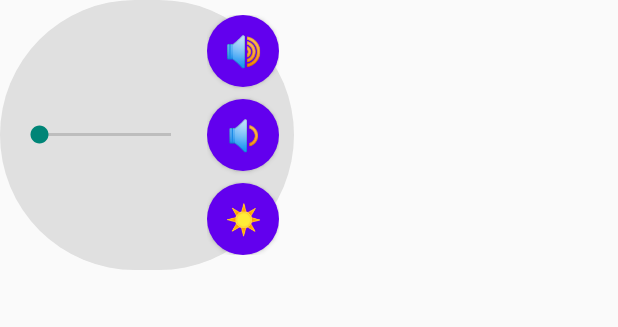
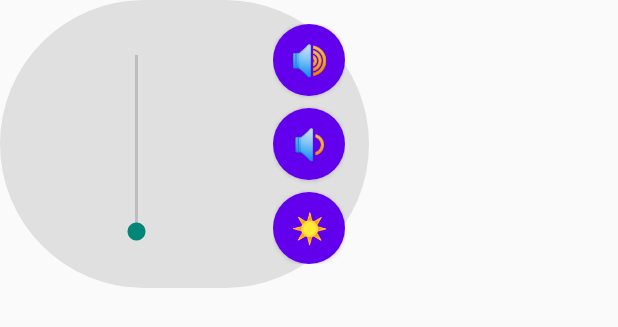
Before and after one commit to Alex16oz/Widgetku, an Android app built with Jetpack Compose: the layout floating_volume_widget.xml on its own in the app's theme, with its tools: preview values and no code run, on a phone screen of 412 x 824 dp. Shown: the top 327 px of the screen. Run offline under Robolectric (Android 15) with nearby library versions, the phone set to English and light mode, and no system bars.

Commit message:
v12 widget 2 done

```diff
--- a/app/src/main/res/layout/floating_volume_widget.xml
+++ b/app/src/main/res/layout/floating_volume_widget.xml
@@ -8,20 +8,22 @@
         android:layout_width="wrap_content"
         android:layout_height="wrap_content"
         android:orientation="horizontal"
-        android:gravity="center_vertical"
-        android:padding="10dp">
+        android:gravity="center"
+        android:padding="16dp">
 
         <SeekBar
             android:id="@+id/volume_seekbar"
-            android:layout_width="120dp"
+            android:layout_width="150dp"
             android:layout_height="wrap_content"
-            android:layout_marginEnd="8dp" />
+            android:rotation="270"
+            android:layout_gravity="center"/>
 
         <LinearLayout
             android:layout_width="wrap_content"
             android:layout_height="wrap_content"
             android:orientation="vertical"
-            android:gravity="center">
+            android:gravity="center"
+            android:layout_marginStart="16dp">
 
             <Button
                 android:id="@+id/floating_volume_up_button"
```
